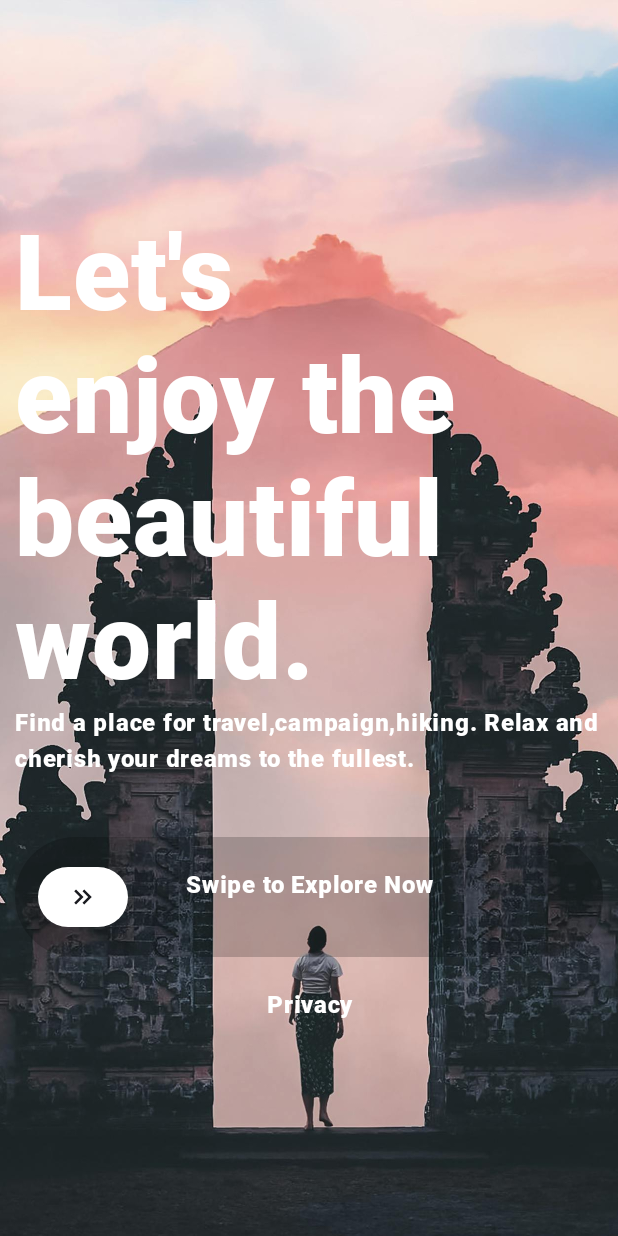
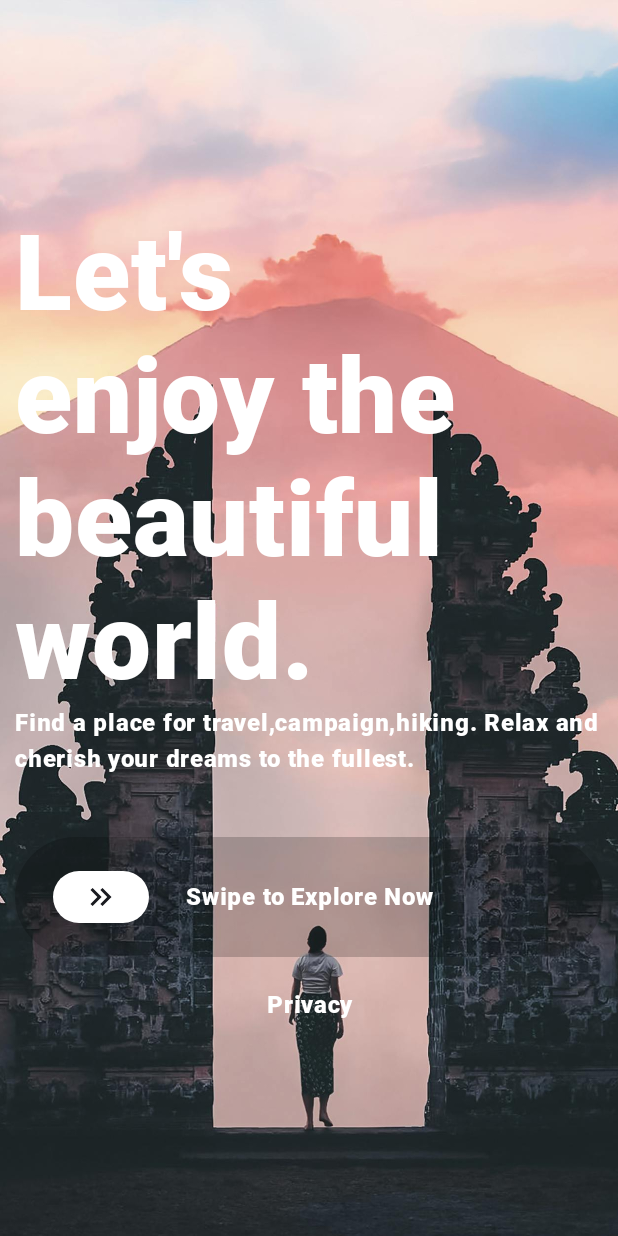
Before and after one commit to iamshaikhasif/travel_application_compose, an Android app built with Jetpack Compose: the screen it shows after launch (MainActivity), on a phone screen of 412 x 824 dp. Run offline under Robolectric (Android 15) with nearby library versions, the phone set to English and light mode, and no system bars.

Commit message:
image and text changes

```diff
--- /dev/null
+++ b/app/src/main/java/com/example/travelapplication/ui/components/SwipeToContinue.kt
@@ -0,0 +1,65 @@
+package com.example.travelapplication.ui.components
+
+import androidx.compose.foundation.background
+import androidx.compose.foundation.layout.Box
+import androidx.compose.foundation.layout.fillMaxHeight
+import androidx.compose.foundation.layout.fillMaxWidth
+import androidx.compose.foundation.layout.height
+import androidx.compose.foundation.layout.padding
+import androidx.compose.foundation.shape.RoundedCornerShape
+import androidx.compose.material.icons.Icons
+import androidx.compose.material.icons.filled.KeyboardDoubleArrowRight
+import androidx.compose.material3.Icon
+import androidx.compose.material3.Text
+import androidx.compose.runtime.Composable
+import androidx.compose.ui.Alignment
+import androidx.compose.ui.Modifier
+import androidx.compose.ui.draw.clip
+import androidx.compose.ui.graphics.Color
+import androidx.compose.ui.text.style.TextAlign
+import androidx.compose.ui.unit.dp
+import androidx.compose.ui.unit.sp
+
+@Composable
+fun SwipeToContinue() {
+    Box(
+        modifier = Modifier
+            .fillMaxWidth()
+            .height(80.dp)
+            .clip(shape = RoundedCornerShape(90.dp))
+            .background(color = Color.Black.copy(alpha = 0.2f))
+            .padding(horizontal = 25.dp),
+    ) {
+        Box(
+            contentAlignment = Alignment.CenterStart,
+            modifier = Modifier
+                .fillMaxWidth()
+                .fillMaxHeight(),
+        ) {
+            Box(
+                modifier = Modifier
+                    .clip(shape = RoundedCornerShape(30.dp))
+                    .background(color = Color.White)
+                    .padding(horizontal = 20.dp, vertical = 5.dp),
+            ) {
+                Icon(
+                    imageVector = Icons.Filled.KeyboardDoubleArrowRight,
+                    contentDescription = null
+                )
+            }
+        }
+        Box(
+            contentAlignment = Alignment.Center,
+            modifier = Modifier
+                .fillMaxWidth()
+                .fillMaxHeight(),
+        ) {
+            Text(
+                text = "Swipe to Explore Now",
+                color = Color.White,
+                fontSize = 16.sp,
+                textAlign = TextAlign.Center,
+                )
+        }
+    }
+}
--- a/app/src/main/java/com/example/travelapplication/ui/explore_screen/ExploreScreen.kt
+++ b/app/src/main/java/com/example/travelapplication/ui/explore_screen/ExploreScreen.kt
@@ -30,6 +30,7 @@ import androidx.compose.material3.*
 import androidx.compose.runtime.*
 import androidx.compose.ui.layout.ContentScale
 import androidx.compose.ui.text.style.TextAlign
+import com.example.travelapplication.ui.components.SwipeToContinue
 
 
 @Composable
@@ -40,7 +41,9 @@ fun ExploreScreen() {
                 painter = painterResource(id = R.drawable.splash_bg),
                 contentDescription = "bg image",
                 contentScale = ContentScale.Crop,
-                modifier = Modifier.fillMaxSize().padding(0.dp),
+                modifier = Modifier
+                    .fillMaxSize()
+                    .padding(0.dp),
             )
 
         Column(
@@ -72,35 +75,7 @@ fun ExploreScreen() {
                 fontSize = 16.sp,
             )
             Spacer(Modifier.height(40.dp))
-            Box(
-                modifier = Modifier
-                    .fillMaxWidth()
-                    .height(80.dp)
-                    .clip(shape = RoundedCornerShape(90.dp))
-                    .background(color = Color.Black.copy(alpha = 0.2f))
-                    .padding(horizontal = 15.dp, vertical = 20.dp),
-            ) {
-                Box(
-                    modifier = Modifier
-                        .clip(shape = RoundedCornerShape(30.dp))
-                        .background(color = Color.White)
-                        .padding(horizontal = 20.dp, vertical = 10.dp),
-                ) {
-                    Icon(
-                        imageVector = Icons.Filled.KeyboardDoubleArrowRight,
-                        contentDescription = null
-                    )
-                }
-                Text(
-                    text = "Swipe to Explore Now",
-                    color = Color.White,
-                    fontSize = 16.sp,
-                    textAlign = TextAlign.Center,
-                    modifier = Modifier
-                        .fillMaxWidth()
-                        .fillMaxHeight(),
-                )
-            }
+            SwipeToContinue()
             Spacer(Modifier.height(20.dp))
             Text(
                 text = "Privacy",
```
